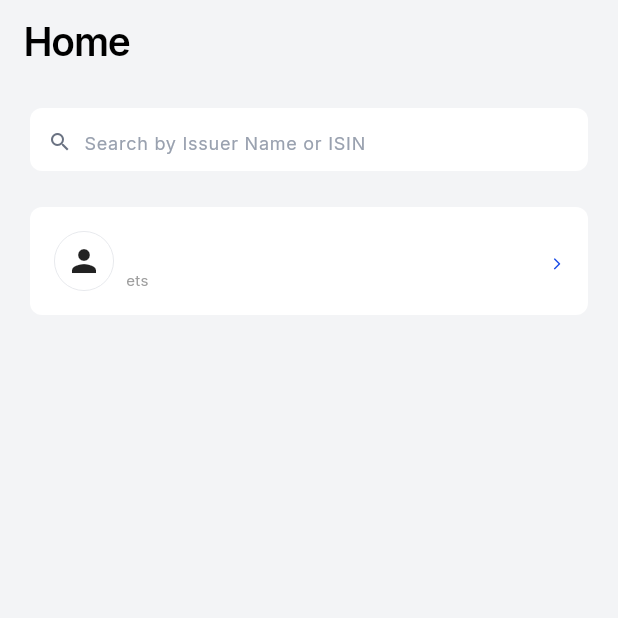
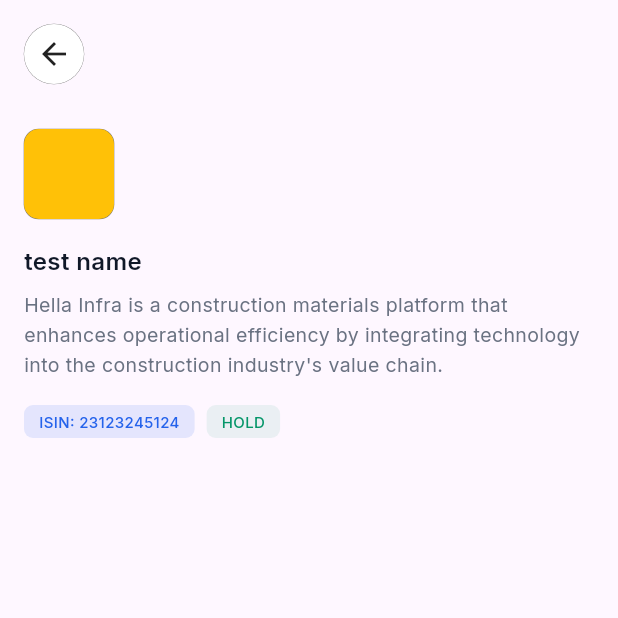
Before and after one commit to Wannabe-King/stock_analysis_tap, a Flutter app: the screen it shows after launch, on a phone screen of 412 x 824 dp, the top half of it. Run offline on Flutter 3.47's test engine with Material 3 defaults, Android fonts, the phone set to English and light mode, and no system bars; our stand-ins replace google_fonts.

Commit message:
Bond Logo, name, description, tages done

```diff
--- a/lib/main.dart
+++ b/lib/main.dart
@@ -1,5 +1,6 @@
 import 'package:flutter/material.dart';
-import 'package:stock_analysis_tap/pages/home.dart';
+import 'package:stock_analysis_tap/pages/bond.dart';
+// import 'package:stock_analysis_tap/pages/home.dart';
 
 void main() {
   runApp(const MyApp());
@@ -17,7 +18,7 @@ class MyApp extends StatelessWidget {
       theme: ThemeData(
         colorScheme: ColorScheme.fromSeed(seedColor: Colors.deepPurple),
       ),
-      home: Home()
+      home: BondDetailPage()
     );
   }
 }
--- /dev/null
+++ b/lib/pages/bond.dart
@@ -0,0 +1,90 @@
+import 'package:flutter/material.dart';
+import 'package:google_fonts/google_fonts.dart';
+
+class BondDetailPage extends StatefulWidget {
+  const BondDetailPage({super.key});
+
+  @override
+  State<BondDetailPage> createState() => _BondDetailPageState();
+}
+
+class _BondDetailPageState extends State<BondDetailPage> {
+  @override
+  Widget build(BuildContext context) {
+    return SafeArea(child:
+    Scaffold(
+      body: Padding(
+        padding: const EdgeInsets.symmetric(vertical: 16.0,horizontal: 16.0),
+        child: Column(
+          crossAxisAlignment: CrossAxisAlignment.start,
+          children: [
+            Container(
+              decoration: BoxDecoration(color: Colors.white,boxShadow: [BoxShadow(spreadRadius: 0.15,color: Colors.grey.shade600)],borderRadius: BorderRadius.circular(20)),
+              width: 40,
+              height: 40,
+
+              child: ClipRRect(
+                borderRadius: BorderRadius.circular(25),
+                child: Icon(Icons.arrow_back),
+              ),
+            ),
+            SizedBox(height: 30,),
+            Container(
+              width: 60,height: 60,
+              decoration: BoxDecoration(color: Colors.amber, borderRadius: BorderRadius.circular(10), boxShadow: [BoxShadow(spreadRadius: 0.2,color: Colors.grey.shade600)]),
+            ),
+            const SizedBox(height: 16),
+        Text(
+          // bond.companyName,
+          'test name',
+          style: GoogleFonts.inter(
+            fontSize: 16,
+            fontWeight: FontWeight.w600,
+            height: 1.5,
+            color: const Color(0xFF101828),
+          ),
+        ),
+        const SizedBox(height: 8),
+        Text(
+          // bond.description,
+          "Hella Infra is a construction materials platform that enhances operational efficiency by integrating technology into the construction industry's value chain.",
+          style: GoogleFonts.inter(
+            fontSize: 13,
+            fontWeight: FontWeight.w400,
+            height: 1.5,
+            color: const Color(0xFF6A7282),
+          ),
+        ),
+            const SizedBox(height: 16),
+        Row(
+          children: [
+            _tag('ISIN: 23123245124', const Color(0x1F2563EB), const Color(0xFF2563EB),),
+            const SizedBox(width: 8),
+            _tag('HOLD', const Color(0x14059669), const Color(0xFF059669),),
+          ],
+        ),
+          ],
+        ),
+      ),
+    ));
+  }
+}
+
+
+  Widget _tag(String text, Color bgColor, Color textColor) {
+    return Container(
+      padding: const EdgeInsets.symmetric(horizontal: 10, vertical: 4),
+      decoration: BoxDecoration(
+        color: bgColor,
+        borderRadius: BorderRadius.circular(6),
+      ),
+      child: Text(
+        text,
+        style: GoogleFonts.inter(
+          fontSize: 10,
+          fontWeight: FontWeight.w500,
+          color: textColor,
+        ),
+      ),
+    );
+  }
```
